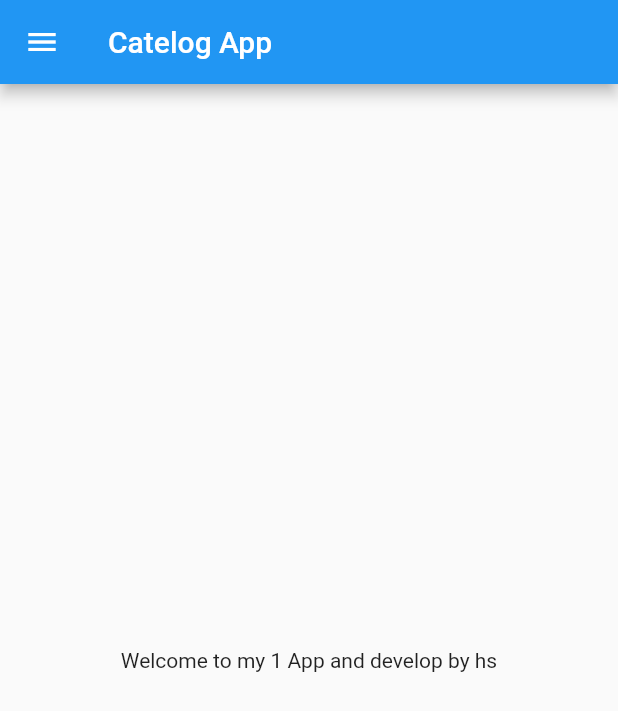
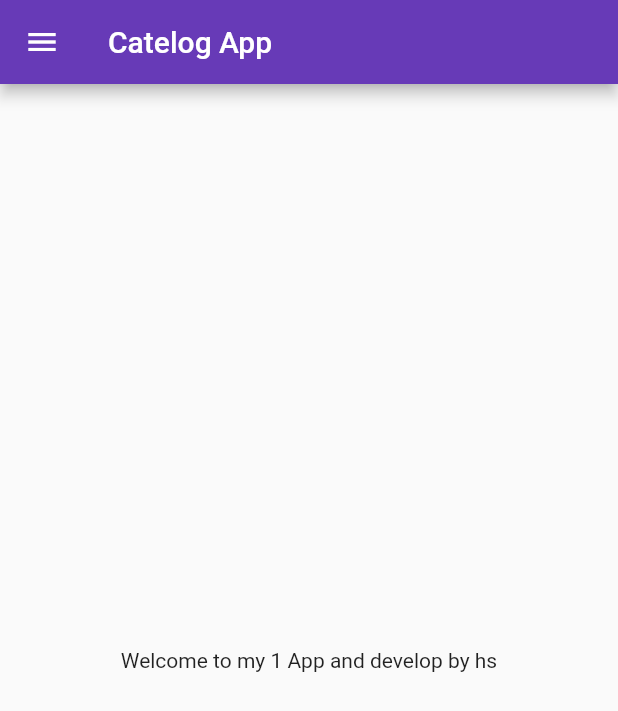
Before and after one commit to himanshurao96/30daysofFlutter, a Flutter app: the screen it shows after launch, on a phone screen of 412 x 824 dp. Shown: the top 711 px of the screen. Run offline on Flutter 3.47's test engine with Material 2 defaults, Android fonts, the phone set to English and light mode, and no system bars.

Commit message:
Day 3 completed

```diff
--- a/lib/main.dart
+++ b/lib/main.dart
@@ -1,5 +1,7 @@
-import 'package:first_app/home_page.dart';
+import 'package:first_app/pages/login_page.dart';
 import 'package:flutter/material.dart';
+
+import 'pages/home_page.dart';
 
 void main() {
   runApp(MyAPP());
@@ -9,7 +11,17 @@ class MyAPP extends StatelessWidget {
   @override
   Widget build(BuildContext context) {
     return MaterialApp(
-      home: HomePage(),
+      themeMode: ThemeMode.light,
+      theme: ThemeData(primarySwatch: Colors.deepPurple),
+      darkTheme: ThemeData(
+        brightness: Brightness.dark,
+      ),
+      initialRoute: "/home",
+      routes: {
+        "/": (context) => LoginPage(),
+        "/home": (context) => HomePage(),
+        "/login": (context) => LoginPage(),
+      },
     );
   }
 }
```
Also changed, not shown: lib/pages/login_page.dart (added, +19 -0 lines), lib/pages/home_page.dart (renamed from lib/home_page.dart).
